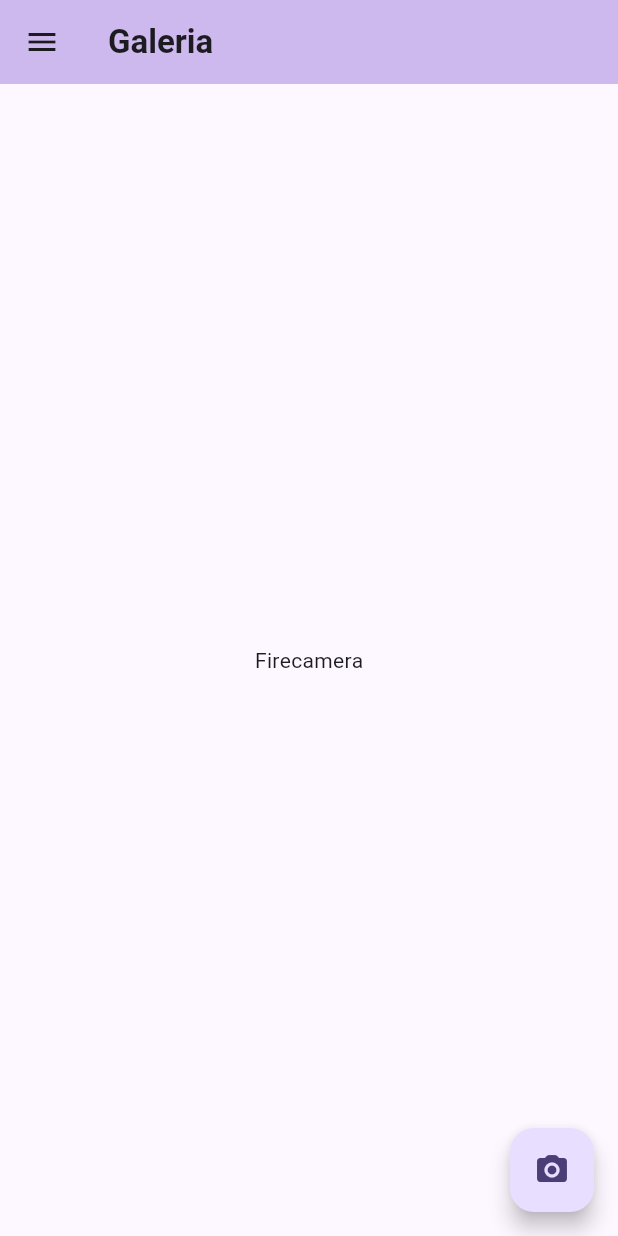
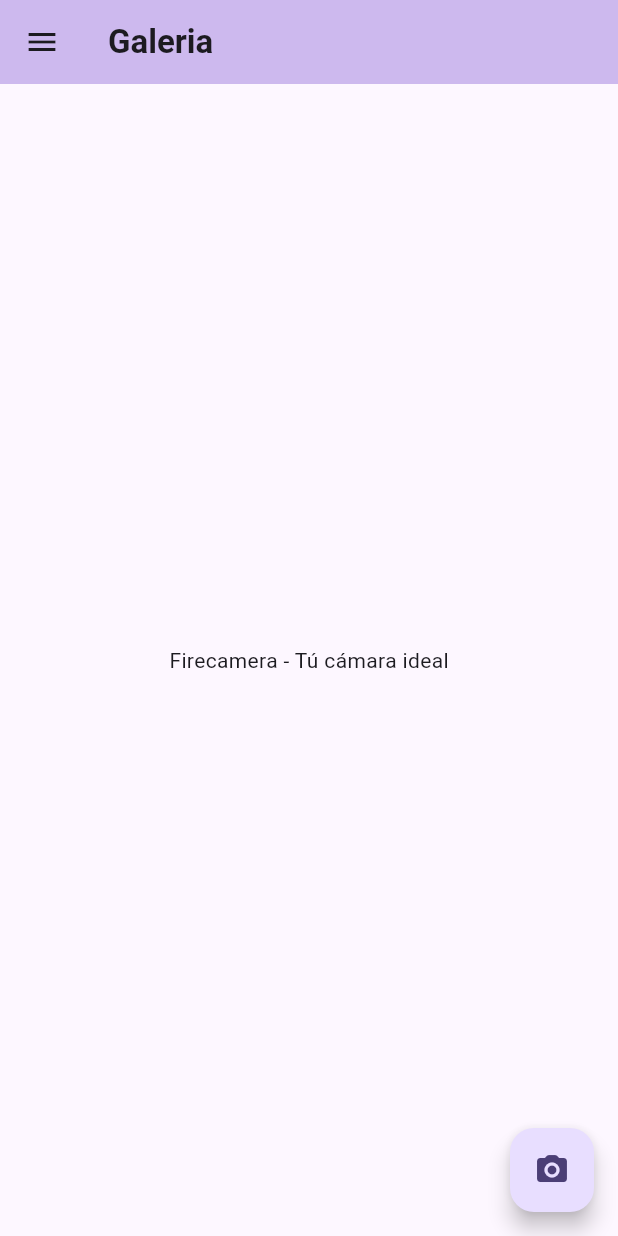
Before and after one commit to bryandelgado99/Firecamera, a Flutter app: the screen it shows after launch, on a phone screen of 412 x 824 dp. Run offline on Flutter 3.47's test engine with Material 3 defaults, Android fonts, the phone set to English and light mode, and no system bars; our stand-ins replace eva_icons_flutter, image_picker.

Commit message:
* Corrección de la sintaxis de los archivos * Modificación del archivo homepage.dart, se cambio de Statless por Statefull, además se añadió la opción para poder seleccionar la cámara y una galería donde poder ver la imágenes.

```diff
--- a/lib/app/views/homepage.dart
+++ b/lib/app/views/homepage.dart
@@ -3,9 +3,33 @@ import 'package:eva_icons_flutter/eva_icons_flutter.dart';
 import 'package:flutter/material.dart';
 import 'package:flutter_application_1/app/views/informationPage.dart';
 import 'package:url_launcher/link.dart';
+// ignore: depend_on_referenced_packages
+import 'package:image_picker/image_picker.dart';
+import 'dart:io';
 
-class Homepage extends StatelessWidget {
+class Homepage extends StatefulWidget {
   const Homepage({super.key});
+
+  @override
+  // ignore: library_private_types_in_public_api
+  _HomeState createState() => _HomeState();
+}
+
+// Tomar fotos
+class _HomeState extends State<Homepage> {
+  File? _image;
+
+  Future<void> _pickImage(ImageSource source) async {
+    final pickedFile = await ImagePicker().pickImage(source: source);
+
+    setState(() {
+      if (pickedFile != null) {
+        _image = File(pickedFile.path);
+      } else {
+        print('Imágen no seleccionada');
+      }
+    });
+  }
 
   @override
   Widget build(BuildContext context) {
@@ -23,19 +47,16 @@ class Homepage extends StatelessWidget {
                 image: DecorationImage(
                   image: NetworkImage(
                       "https://th.bing.com/th/id/R.a029bcc15d26dde4942b3a187412aa27?rik=VjbmPir%2bHOO2lA&pid=ImgRaw&r=0"),
-                  fit: BoxFit
-                      .cover, // Hace que la imagen cubra todo el contenedor
+                  fit: BoxFit.cover,
                 ),
               ),
               child: Stack(
                 children: const [
                   Positioned(
-                    bottom:
-                        16, // Puedes ajustar esto para cambiar la posición del texto
-                    left:
-                        16, // Puedes ajustar esto para cambiar la posición del texto
+                    bottom: 16,
+                    left: 16,
                     child: Text(
-                      "Bienvenido/a",
+                      "Bienvenidos",
                       style: TextStyle(
                         fontSize: 24,
                         fontWeight: FontWeight.bold,
@@ -64,15 +85,52 @@ class Homepage extends StatelessWidget {
           ],
         ),
       ),
-      body: const Center(child: Text("Firecamera")),
+      body: Center(
+        child: _image == null
+            ? const Text("Firecamera - Tú cámara ideal")
+            : Image.file(_image!),
+      ),
       floatingActionButton: FloatingActionButton(
-        onPressed: () {},
+        onPressed: _optionsDialogBox,
         child: Icon(Icons.camera_alt_rounded),
       ),
     );
   }
+
+// Pantalla de dialogo seleccionable
+  Future<void> _optionsDialogBox() {
+    return showDialog(
+      context: context,
+      builder: (BuildContext context) {
+        return AlertDialog(
+          content: SingleChildScrollView(
+            child: ListBody(
+              children: <Widget>[
+                GestureDetector(
+                  onTap: () {
+                    Navigator.of(context).pop();
+                    _pickImage(ImageSource.camera);
+                  },
+                  child: Text("Tomar foto"),
+                ),
+                Padding(padding: EdgeInsets.all(8)),
+                GestureDetector(
+                  onTap: () {
+                    Navigator.of(context).pop();
+                    _pickImage(ImageSource.gallery);
+                  },
+                  child: Text("Seleccionar galeria"),
+                ),
+              ],
+            ),
+          ),
+        );
+      },
+    );
+  }
 }
 
+// Lista hamburguesa
 Widget listItems(BuildContext context) {
   return Column(
     children: [
@@ -106,6 +164,7 @@ Widget listItems(BuildContext context) {
   );
 }
 
+// Enlace Github
 Widget githubLink() {
   const uri = "https://github.com/bryandelgado99/Firecamera";
 
--- a/pubspec.yaml
+++ b/pubspec.yaml
@@ -49,7 +49,7 @@ dev_dependencies:
   # package. See that file for information about deactivating specific lint
   # rules and activating additional ones.
   flutter_lints: ^3.0.0
-  image_picker: ^0.8.5+3
+  image_picker: ^1.1.2
 
 # For information on the generic Dart part of this file, see the
 # following page: https://dart.dev/tools/pub/pubspec
```
Also changed, not shown: lib/app/views/informationPage.dart (+20 -8 lines), lib/main.dart (line endings or trailing spaces), pubspec.lock, 2 other files.
